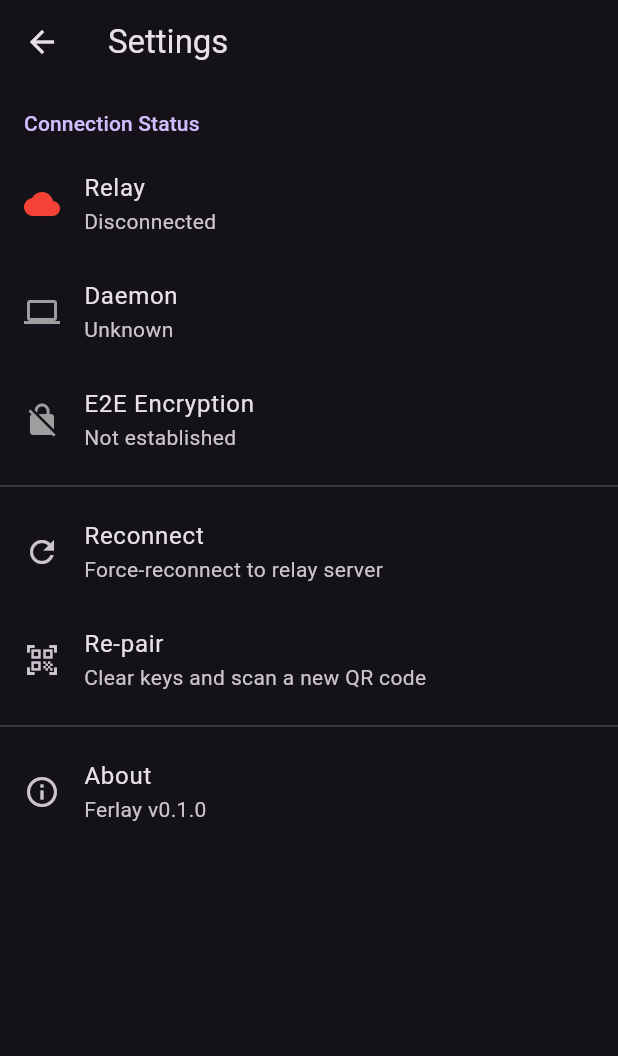
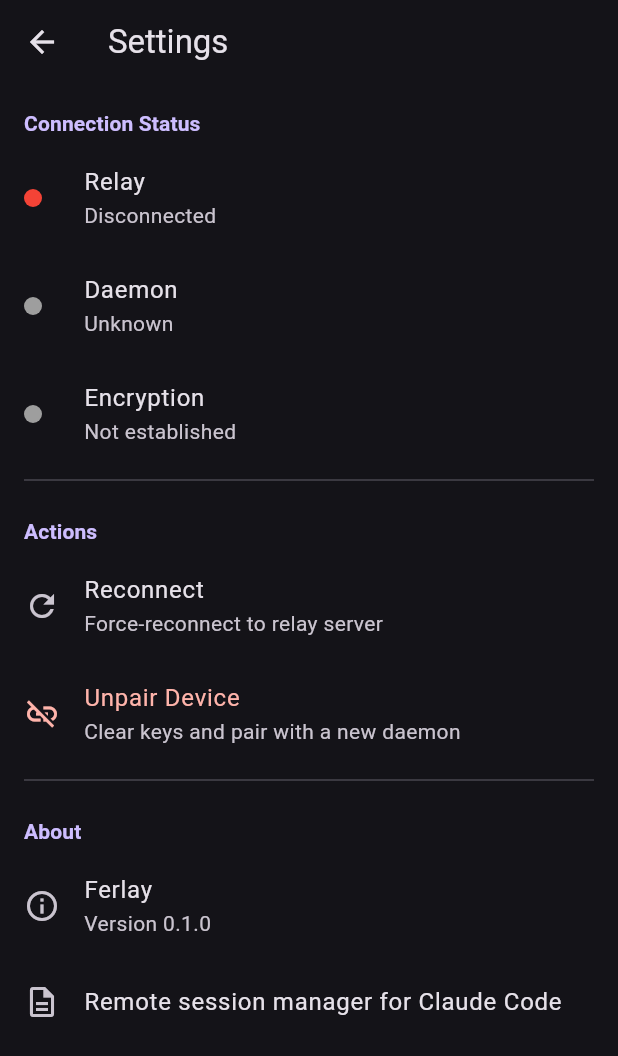
Before and after one commit to y0sif/ferlay, a Flutter app: the screen it shows after launch, after a tap on the "settings" icon, on a phone screen of 412 x 824 dp. Shown: the top 1056 px of the screen. Run offline on Flutter 3.47's test engine with Material 3 defaults, Android fonts, the phone set to English and light mode, and no system bars; our stand-ins replace flutter_riverpod, flutter_secure_storage; missing offline and left inert: cryptography, mobile_scanner; statements that could not run were skipped.

Commit message:
Polish Flutter app UI: improve session cards, detail screen, settings, and branding
- Show "Ferlay" in main app bar, cleaner pairing screen title
- Remove technical E2E encryption text from manual pairing screen
- Improve empty state with icon container and friendlier copy
- Session cards: flat elevation, error icon rows, consistent spacing
- Session detail: URL in prominent card with copy button, error card with
  red background/white text, status badge with truncated ID, scrollable body
- Settings: status dots instead of full icons, Unpair action with red styling,
  proper About section with version, section headers
- Status badges: green for both ready and active, outlined icons
- Theme: updated color seed to deep purple accent
- Session name field: cleaner hint text and helper label

Co-Authored-By: Claude Opus 4.6 (1M context) <noreply@anthropic.com>

```diff
--- a/app/lib/app.dart
+++ b/app/lib/app.dart
@@ -25,7 +25,7 @@ class FerlayApp extends ConsumerWidget {
       title: 'Ferlay',
       debugShowCheckedModeBanner: false,
       theme: ThemeData(
-        colorSchemeSeed: const Color(0xFF6750A4),
+        colorSchemeSeed: const Color(0xFF7C4DFF),
         brightness: Brightness.dark,
         useMaterial3: true,
       ),
--- a/app/lib/screens/new_session_screen.dart
+++ b/app/lib/screens/new_session_screen.dart
@@ -205,9 +205,9 @@ class _NewSessionScreenState extends ConsumerState<NewSessionScreen> {
                 controller: _nameController,
                 enabled: !_loading,
                 decoration: const InputDecoration(
-                  labelText: 'Session Name (optional)',
-                  hintText: 'refactor',
-                  helperText: 'Defaults to "session" if empty',
+                  labelText: 'Session Name',
+                  hintText: 'e.g. refactor, bugfix, feature',
+                  helperText: 'Optional \u2014 defaults to "session"',
                   prefixIcon: Icon(Icons.label),
                   border: OutlineInputBorder(),
                 ),
--- a/app/lib/screens/pairing_screen.dart
+++ b/app/lib/screens/pairing_screen.dart
@@ -165,7 +165,7 @@ class _PairingScreenState extends ConsumerState<PairingScreen> {
     final theme = Theme.of(context);
 
     return Scaffold(
-      appBar: AppBar(title: const Text('Pair with Daemon')),
+      appBar: AppBar(title: const Text('Pair Device')),
       body:
           _showManualInput ? _buildManualInput(theme) : _buildScanner(theme),
     );
@@ -284,14 +284,7 @@ class _PairingScreenState extends ConsumerState<PairingScreen> {
                     )
                   : const Text('Pair'),
             ),
-            const SizedBox(height: 8),
-            Text(
-              'E2E encryption is established via key exchange after pairing.\nQR scanning is faster but both methods are secure.',
-              style: theme.textTheme.bodySmall
-                  ?.copyWith(color: theme.colorScheme.outline),
-              textAlign: TextAlign.center,
-            ),
-            const SizedBox(height: 12),
+            const SizedBox(height: 16),
             TextButton(
               onPressed: () => setState(() => _showManualInput = false),
               child: const Text('Scan QR code instead'),
--- a/app/lib/screens/sessions_screen.dart
+++ b/app/lib/screens/sessions_screen.dart
@@ -97,7 +97,7 @@ class _SessionsScreenState extends ConsumerState<SessionsScreen>
 
     return Scaffold(
       appBar: AppBar(
-        title: const Text('Sessions'),
+        title: const Text('Ferlay'),
         actions: [
           IconButton(
             icon: const Icon(Icons.settings),
@@ -123,30 +123,42 @@ class _SessionsScreenState extends ConsumerState<SessionsScreen>
           Expanded(
             child: sessions.isEmpty
                 ? Center(
+                    child: Padding(
+                      padding: const EdgeInsets.symmetric(horizontal: 32),
                       child: Column(
                         mainAxisSize: MainAxisSize.min,
                         children: [
-                        Icon(Icons.terminal,
-                            size: 64,
-                            color: theme.colorScheme.onSurfaceVariant),
-                        const SizedBox(height: 16),
+                          Container(
+                            padding: const EdgeInsets.all(24),
+                            decoration: BoxDecoration(
+                              color: theme.colorScheme.primaryContainer
+                                  .withValues(alpha: 0.3),
+                              shape: BoxShape.circle,
+                            ),
+                            child: Icon(Icons.terminal_rounded,
+                                size: 56,
+                                color: theme.colorScheme.primary),
+                          ),
+                          const SizedBox(height: 24),
                           Text(
                             'No sessions yet',
-                          style: theme.textTheme.titleMedium?.copyWith(
-                            color: theme.colorScheme.onSurfaceVariant,
+                            style: theme.textTheme.titleLarge?.copyWith(
+                              fontWeight: FontWeight.w600,
                             ),
                           ),
                           const SizedBox(height: 8),
                           Text(
                             connState.canStartSession
-                              ? 'Tap + to start a new Claude Code session'
+                                ? 'Start your first Claude Code session\nby tapping the button below'
                                 : connState.disabledReason ??
                                     'Cannot start sessions',
                             style: theme.textTheme.bodyMedium?.copyWith(
                               color: theme.colorScheme.onSurfaceVariant,
                             ),
+                            textAlign: TextAlign.center,
                           ),
                         ],
+                      ),
                     ),
                   )
                 : RefreshIndicator(
--- a/app/lib/screens/settings_screen.dart
+++ b/app/lib/screens/settings_screen.dart
@@ -20,27 +20,16 @@ class SettingsScreen extends ConsumerWidget {
       appBar: AppBar(title: const Text('Settings')),
       body: ListView(
         children: [
-          // Section header
-          Padding(
-            padding: const EdgeInsets.fromLTRB(16, 16, 16, 8),
-            child: Text(
-              'Connection Status',
-              style: theme.textTheme.titleSmall?.copyWith(
-                color: theme.colorScheme.primary,
-              ),
-            ),
-          ),
+          // Connection Status section
+          _SectionHeader(title: 'Connection Status', theme: theme),
 
           // Relay status
           ListTile(
-            leading: Icon(
-              Icons.cloud,
-              color: switch (connState.relay) {
+            leading: _StatusDot(color: switch (connState.relay) {
               RelayConnectionState.connected => Colors.green,
               RelayConnectionState.connecting => Colors.amber,
               RelayConnectionState.disconnected => Colors.red,
-              },
-            ),
+            }),
             title: const Text('Relay'),
             subtitle: FutureBuilder<String?>(
               future: StorageService.getRelayUrl(),
@@ -51,21 +40,18 @@ class SettingsScreen extends ConsumerWidget {
                   RelayConnectionState.disconnected => 'Disconnected',
                 };
                 final url = snapshot.data;
-                return Text(url != null ? '$status ($url)' : status);
+                return Text(url != null ? '$status  \u2022  $url' : status);
               },
             ),
           ),
 
           // Daemon status
           ListTile(
-            leading: Icon(
-              Icons.computer,
-              color: switch (connState.daemon) {
+            leading: _StatusDot(color: switch (connState.daemon) {
               DaemonState.online => Colors.green,
               DaemonState.offline => Colors.red,
               DaemonState.unknown => Colors.grey,
-              },
-            ),
+            }),
             title: const Text('Daemon'),
             subtitle: Builder(builder: (context) {
               final status = switch (connState.daemon) {
@@ -80,7 +66,7 @@ class SettingsScreen extends ConsumerWidget {
                 final agoStr = ago.inSeconds < 60
                     ? '${ago.inSeconds}s ago'
                     : '${ago.inMinutes}m ago';
-                return Text('$status (last seen $agoStr)');
+                return Text('$status  \u2022  last seen $agoStr');
               }
               return Text(status);
             }),
@@ -88,30 +74,25 @@ class SettingsScreen extends ConsumerWidget {
 
           // Encryption status
           ListTile(
-            leading: Icon(
-              switch (connState.encryption) {
-                EncryptionState.established => Icons.lock,
-                EncryptionState.establishing => Icons.lock_clock,
-                EncryptionState.notEstablished => Icons.no_encryption,
-                EncryptionState.failed => Icons.lock_open,
-              },
-              color: switch (connState.encryption) {
+            leading: _StatusDot(color: switch (connState.encryption) {
               EncryptionState.established => Colors.green,
               EncryptionState.establishing => Colors.amber,
               EncryptionState.notEstablished => Colors.grey,
               EncryptionState.failed => Colors.red,
-              },
-            ),
-            title: const Text('E2E Encryption'),
+            }),
+            title: const Text('Encryption'),
             subtitle: Text(switch (connState.encryption) {
-              EncryptionState.established => 'Active',
+              EncryptionState.established => 'End-to-end encrypted',
               EncryptionState.establishing => 'Key exchange in progress...',
               EncryptionState.notEstablished => 'Not established',
               EncryptionState.failed => 'Failed',
             }),
           ),
 
-          const Divider(),
+          const Divider(indent: 16, endIndent: 16),
+
+          // Actions section
+          _SectionHeader(title: 'Actions', theme: theme),
 
           // Reconnect button
           ListTile(
@@ -129,15 +110,16 @@ class SettingsScreen extends ConsumerWidget {
 
           // Re-pair
           ListTile(
-            leading: const Icon(Icons.qr_code_scanner),
-            title: const Text('Re-pair'),
+            leading: Icon(Icons.link_off, color: theme.colorScheme.error),
+            title: Text('Unpair Device',
+                style: TextStyle(color: theme.colorScheme.error)),
             subtitle:
-                const Text('Clear keys and scan a new QR code'),
+                const Text('Clear keys and pair with a new daemon'),
             onTap: () async {
               final confirmed = await showDialog<bool>(
                 context: context,
                 builder: (ctx) => AlertDialog(
-                  title: const Text('Re-pair?'),
+                  title: const Text('Unpair Device?'),
                   content: const Text(
                       'This will clear your encryption keys and disconnect. You will need to scan a new QR code from the daemon.'),
                   actions: [
@@ -147,7 +129,10 @@ class SettingsScreen extends ConsumerWidget {
                     ),
                     FilledButton(
                       onPressed: () => Navigator.of(ctx).pop(true),
-                      child: const Text('Re-pair'),
+                      style: FilledButton.styleFrom(
+                        backgroundColor: theme.colorScheme.error,
+                      ),
+                      child: const Text('Unpair'),
                     ),
                   ],
                 ),
@@ -164,16 +149,61 @@ class SettingsScreen extends ConsumerWidget {
             },
           ),
 
-          const Divider(),
+          const Divider(indent: 16, endIndent: 16),
 
-          // About
+          // About section
+          _SectionHeader(title: 'About', theme: theme),
+
           ListTile(
             leading: const Icon(Icons.info_outline),
-            title: const Text('About'),
-            subtitle: const Text('Ferlay v0.1.0'),
+            title: const Text('Ferlay'),
+            subtitle: const Text('Version 0.1.0'),
+          ),
+          ListTile(
+            leading: const Icon(Icons.description_outlined),
+            title: const Text('Remote session manager for Claude Code'),
           ),
         ],
       ),
     );
   }
 }
+
+class _SectionHeader extends StatelessWidget {
+  final String title;
+  final ThemeData theme;
+
+  const _SectionHeader({required this.title, required this.theme});
+
+  @override
+  Widget build(BuildContext context) {
+    return Padding(
+      padding: const EdgeInsets.fromLTRB(16, 16, 16, 4),
+      child: Text(
+        title,
+        style: theme.textTheme.titleSmall?.copyWith(
+          color: theme.colorScheme.primary,
+          fontWeight: FontWeight.w600,
+        ),
+      ),
+    );
+  }
+}
+
+class _StatusDot extends StatelessWidget {
+  final Color color;
+
+  const _StatusDot({required this.color});
+
+  @override
+  Widget build(BuildContext context) {
+    return Container(
+      width: 12,
+      height: 12,
+      decoration: BoxDecoration(
+        color: color,
+        shape: BoxShape.circle,
+      ),
+    );
+  }
+}
```
Also changed, not shown: app/lib/screens/session_detail_screen.dart (+82 -36 lines), app/lib/widgets/session_card.dart (+23 -9 lines), app/lib/widgets/status_badge.dart (+4 -4 lines). Lines whose indentation alone changed are shown as unchanged.
